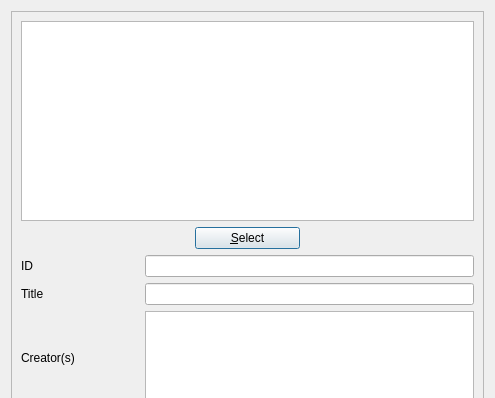
Qt form UI/biblioteq_photograph.ui (textbrowser/biblioteq) before a commit; both pictures show x 0 to 495 and y 0 to 398 of the 495 by 1095 pixel window.
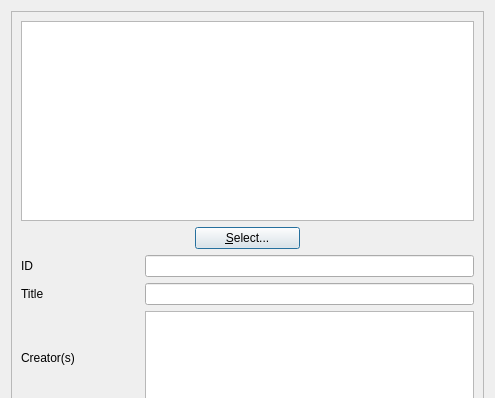
The same form after that commit. Icons and pictures are not drawn. Custom widgets are drawn as their Qt base class.

Commit message: Denote widgets that launch windows.

```diff
--- a/UI/biblioteq_photograph.ui
+++ b/UI/biblioteq_photograph.ui
@@ -29,7 +29,7 @@
         <x>0</x>
         <y>0</y>
         <width>475</width>
-        <height>1033</height>
+        <height>1040</height>
        </rect>
       </property>
       <layout class="QVBoxLayout" name="verticalLayout_3">
@@ -70,7 +70,7 @@
             </size>
            </property>
            <property name="text">
-            <string>&amp;Select</string>
+            <string>&amp;Select...</string>
            </property>
            <property name="icon">
             <iconset resource="../Icons/icons.qrc">
```
The commit also changes 6 other files.
